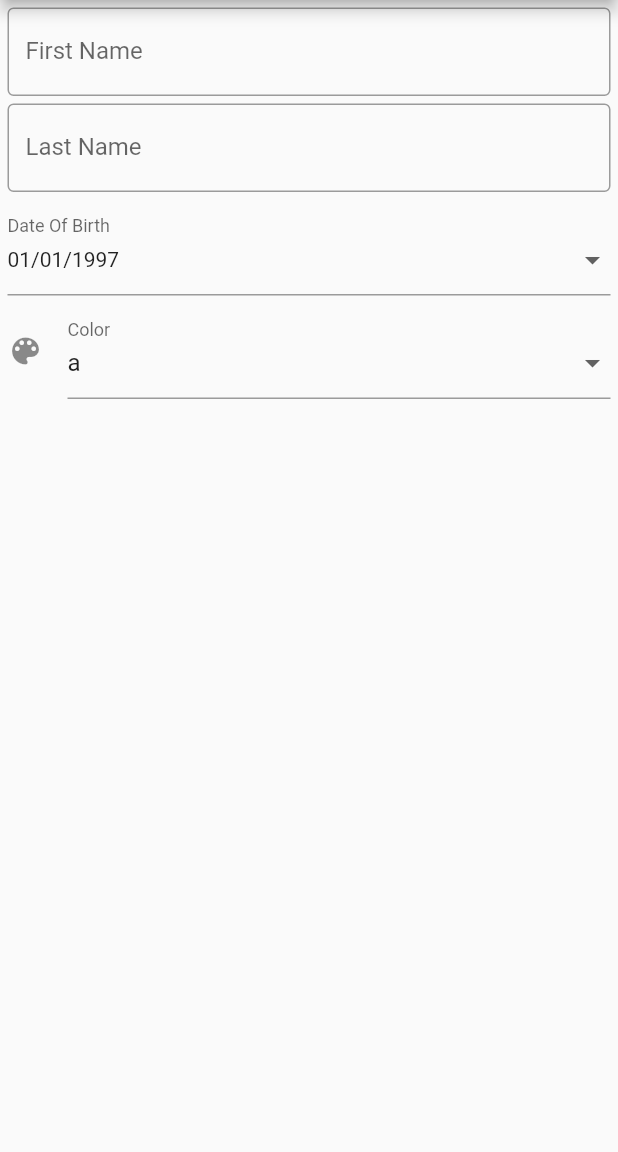
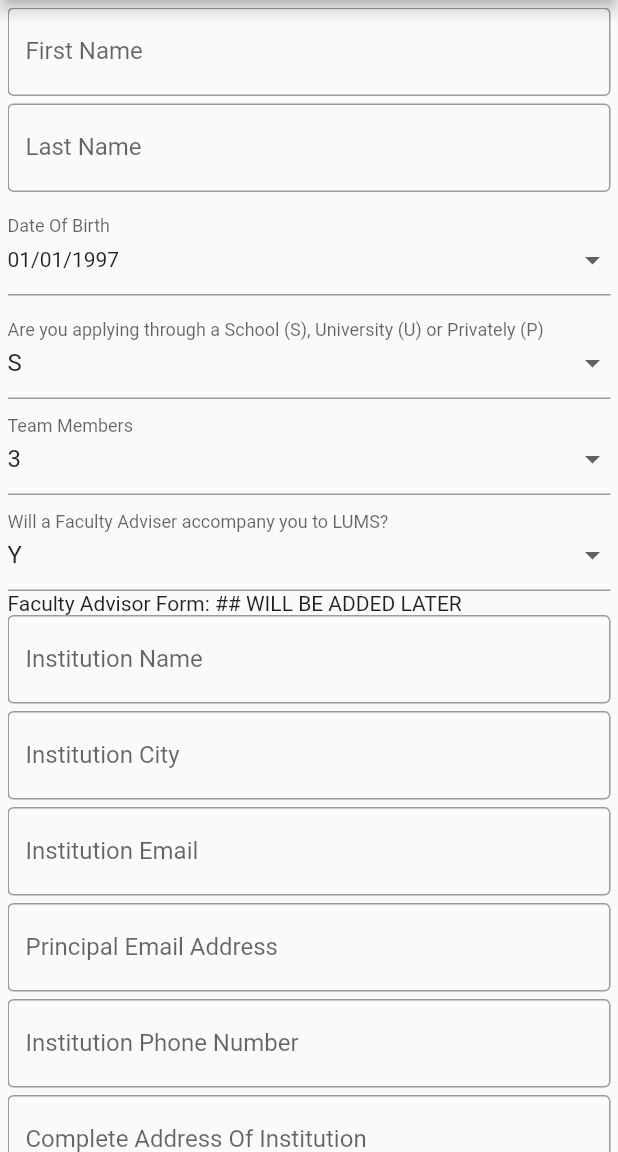
Before and after one commit to Moizsohail/psifi, a Flutter app: the RegistrationsSession screen opened directly, on a phone screen of 412 x 824 dp, the part 84-1236 px from its top. Run offline on Flutter 3.47's test engine with Material 2 defaults, Android fonts, the phone set to English and light mode, and no system bars; our stand-ins replace cloud_firestore, firebase_auth, firebase_messaging, firebase_storage, flare_flutter, google_maps_flutter; missing offline and left inert: page_view_indicator; accounts and stored records are empty; Roboto replaces fonts that are missing (Poppins).

Commit message:
reg page1

```diff
--- a/lib/pages/registrationSession.dart
+++ b/lib/pages/registrationSession.dart
@@ -56,13 +56,40 @@ class RegistrationsSessionState extends State<RegistrationsSession> {
   Widget page1() {
     return Container(
         padding: EdgeInsets.only(left: 5.0, right: 5.0, top: 5.0),
+        child: Form(
+            key: formKey,
             child: ListView(
               children: <Widget>[
                 textField("First Name", (value) {}, TextInputType.text),
                 textField("Last Name", (value) {}, TextInputType.text),
                 DateCustomField("Date Of Birth"),
-            DropdownCustomField('a',['a','c'])
+                DropdownCustomField(
+                    'Are you applying through a School (S), University (U) or Privately (P)',
+                    'S',
+                    ['S', 'U', 'P']),
+                DropdownCustomField('Team Members', '3', ['3', '4', '5']),
+                DropdownCustomField(
+                    'Will a Faculty Adviser accompany you to LUMS?',
+                    'Y',
+                    ['Y', 'N']),
+                Text('Faculty Advisor Form: ## WILL BE ADDED LATER'),
+                textField(
+                    "Institution Name", (value) {}, TextInputType.multiline),
+                textField(
+                    "Institution City", (value) {}, TextInputType.multiline),
+                textField("Institution Email", (value) {},
+                    TextInputType.emailAddress),
+                textField("Principal Email Address", (value) {},
+                    TextInputType.emailAddress),
+                textField("Institution Phone Number", (value) {},
+                    TextInputType.phone),
+                textField(
+                    "Complete Address Of Institution",
+                    (value) {},
+                    TextInputType
+                        .multiline), // break this into smaller sections like on cofnito
+
               ],
-        ));
+            )));
   }
 }
--- a/lib/widgets/registrations.dart
+++ b/lib/widgets/registrations.dart
@@ -88,7 +88,8 @@ class DateCustomFieldState extends State<DateCustomField> {
 class DropdownCustomField extends StatefulWidget {
   final List<String> _options;
   final String _option;
-  DropdownCustomField(this._option,this._options);
+  final String _label;
+  DropdownCustomField(this._label, this._option, this._options);
   @override
   State<StatefulWidget> createState() {
     return DropdownCustomFieldState();
@@ -107,10 +108,11 @@ class DropdownCustomFieldState extends State<DropdownCustomField> {
   Widget build(BuildContext context) {
     return new FormField(
       builder: (FormFieldState state) {
-        return InputDecorator(
+        return
+            InputDecorator(
               decoration: InputDecoration(
-            icon: const Icon(Icons.color_lens),
-            labelText: 'Color',
+                labelText: widget._label,
+                labelStyle: TextStyle()
               ),
               isEmpty: currOption == '',
               child: new DropdownButtonHideUnderline(
@@ -131,7 +133,8 @@ class DropdownCustomFieldState extends State<DropdownCustomField> {
                   }).toList(),
                 ),
               ),
-        );
+            )
+          ;
       },
     );
   }
```
Lines whose indentation alone changed are shown as unchanged.
